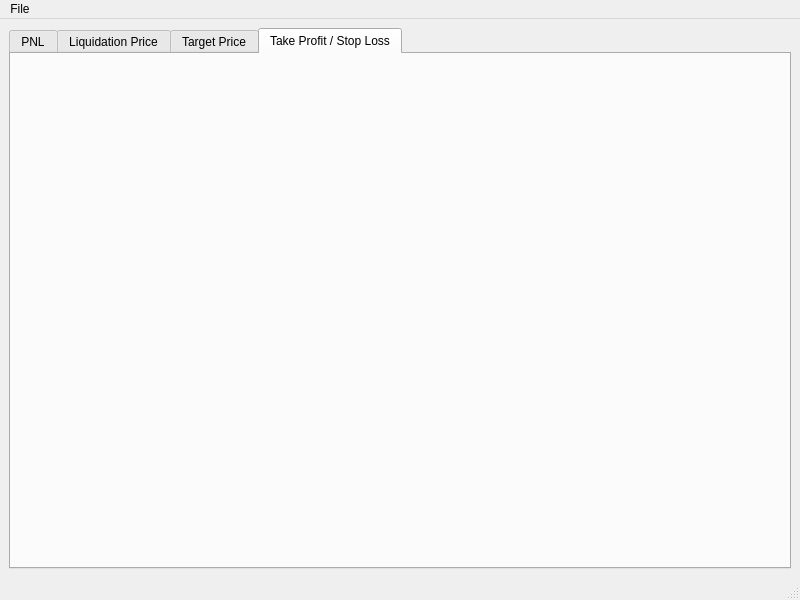
fjovanovic/Futures-Calculator, file FuturesCalculator/form.ui: the form before one commit.
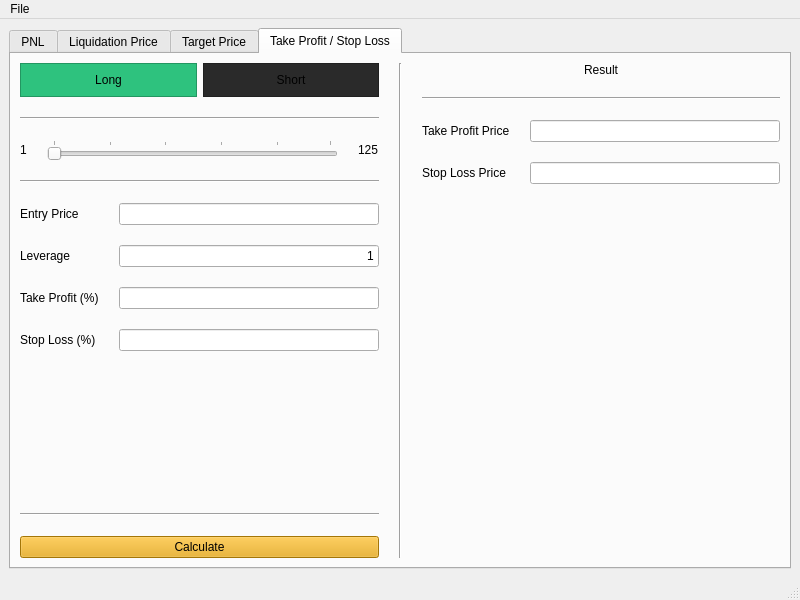
The form after the commit. The open tabs and pages were chosen to show the change. Icons and pictures are not drawn.

Diff of the .ui file:
```diff
--- a/FuturesCalculator/form.ui
+++ b/FuturesCalculator/form.ui
@@ -383,6 +383,315 @@
        <attribute name="title">
         <string>Take Profit / Stop Loss</string>
        </attribute>
+       <layout class="QHBoxLayout" name="horizontalLayout_12">
+        <property name="spacing">
+         <number>20</number>
+        </property>
+        <item>
+         <layout class="QVBoxLayout" name="verticalLayout_15">
+          <item>
+           <layout class="QHBoxLayout" name="horizontalLayout_10">
+            <property name="spacing">
+             <number>6</number>
+            </property>
+            <property name="sizeConstraint">
+             <enum>QLayout::SetMinimumSize</enum>
+            </property>
+            <item>
+             <widget class="QFrame" name="tpslLongFrame">
+              <property name="sizePolicy">
+               <sizepolicy hsizetype="Preferred" vsizetype="Fixed">
+                <horstretch>0</horstretch>
+                <verstretch>0</verstretch>
+               </sizepolicy>
+              </property>
+              <property name="styleSheet">
+               <string notr="true">background-color: rgb(46, 194, 126);</string>
+              </property>
+              <property name="frameShape">
+               <enum>QFrame::StyledPanel</enum>
+              </property>
+              <property name="frameShadow">
+               <enum>QFrame::Raised</enum>
+              </property>
+              <layout class="QVBoxLayout" name="verticalLayout_16">
+               <item>
+                <widget class="QLabel" name="label_32">
+                 <property name="sizePolicy">
+                  <sizepolicy hsizetype="Preferred" vsizetype="Fixed">
+                   <horstretch>0</horstretch>
+                   <verstretch>0</verstretch>
+                  </sizepolicy>
+                 </property>
+                 <property name="text">
+                  <string>Long</string>
+                 </property>
+                 <property name="alignment">
+                  <set>Qt::AlignCenter</set>
+                 </property>
+                </widget>
+               </item>
+              </layout>
+             </widget>
+            </item>
+            <item>
+             <widget class="QFrame" name="tpslShortFrame">
+              <property name="sizePolicy">
+               <sizepolicy hsizetype="Preferred" vsizetype="Fixed">
+                <horstretch>0</horstretch>
+                <verstretch>0</verstretch>
+               </sizepolicy>
+              </property>
+              <property name="styleSheet">
+               <string notr="true">background-color: rgb(42, 42, 42);</string>
+              </property>
+              <property name="frameShape">
+               <enum>QFrame::StyledPanel</enum>
+              </property>
+              <property name="frameShadow">
+               <enum>QFrame::Raised</enum>
+              </property>
+              <layout class="QVBoxLayout" name="verticalLayout_17">
+               <item>
+                <widget class="QLabel" name="label_33">
+                 <property name="sizePolicy">
+                  <sizepolicy hsizetype="Preferred" vsizetype="Fixed">
+                   <horstretch>0</horstretch>
+                   <verstretch>0</verstretch>
+                  </sizepolicy>
+                 </property>
+                 <property name="text">
+                  <string>Short</string>
+                 </property>
+                 <property name="alignment">
+                  <set>Qt::AlignCenter</set>
+                 </property>
+                </widget>
+               </item>
+              </layout>
+             </widget>
+            </item>
+           </layout>
+          </item>
+          <item>
+           <widget class="Line" name="line_16">
+            <property name="orientation">
+             <enum>Qt::Horizontal</enum>
+            </property>
+           </widget>
+          </item>
+          <item>
+           <layout class="QHBoxLayout" name="horizontalLayout_11">
+            <item>
+             <widget class="QLabel" name="label_34">
+              <property name="sizePolicy">
+               <sizepolicy hsizetype="Preferred" vsizetype="Fixed">
+                <horstretch>0</horstretch>
+                <verstretch>0</verstretch>
+               </sizepolicy>
+              </property>
+              <property name="text">
+               <string>1</string>
+              </property>
+             </widget>
+            </item>
+            <item>
+             <widget class="QSlider" name="tpslLeverageSlider">
+              <property name="minimum">
+               <number>1</number>
+              </property>
+              <property name="maximum">
+               <number>125</number>
+              </property>
+              <property name="orientation">
+               <enum>Qt::Horizontal</enum>
+              </property>
+              <property name="tickPosition">
+               <enum>QSlider::TicksAbove</enum>
+              </property>
+              <property name="tickInterval">
+               <number>25</number>
+              </property>
+             </widget>
+            </item>
+            <item>
+             <widget class="QLabel" name="label_35">
+              <property name="sizePolicy">
+               <sizepolicy hsizetype="Preferred" vsizetype="Fixed">
+                <horstretch>0</horstretch>
+                <verstretch>0</verstretch>
+               </sizepolicy>
+              </property>
+              <property name="text">
+               <string>125</string>
+              </property>
+             </widget>
+            </item>
+           </layout>
+          </item>
+          <item>
+           <widget class="Line" name="line_17">
+            <property name="orientation">
+             <enum>Qt::Horizontal</enum>
+            </property>
+           </widget>
+          </item>
+          <item>
+           <layout class="QFormLayout" name="formLayout_7">
+            <item row="0" column="0">
+             <widget class="QLabel" name="label_36">
+              <property name="text">
+               <string>Entry Price</string>
+              </property>
+             </widget>
+            </item>
+            <item row="1" column="0">
+             <widget class="QLabel" name="label_37">
+              <property name="text">
+               <string>Leverage</string>
+              </property>
+             </widget>
+            </item>
+            <item row="2" column="0">
+             <widget class="QLabel" name="label_38">
+              <property name="text">
+               <string>Take Profit (%)</string>
+              </property>
+             </widget>
+            </item>
+            <item row="3" column="0">
+             <widget class="QLabel" name="label_39">
+              <property name="text">
+               <string>Stop Loss (%)</string>
+              </property>
+             </widget>
+            </item>
+            <item row="0" column="1">
+             <widget class="QLineEdit" name="tpslEntryPrice">
+              <property name="alignment">
+               <set>Qt::AlignRight|Qt::AlignTrailing|Qt::AlignVCenter</set>
+              </property>
+             </widget>
+            </item>
+            <item row="1" column="1">
+             <widget class="QLineEdit" name="tpslLeverage">
+              <property name="text">
+               <string>1</string>
+              </property>
+              <property name="alignment">
+               <set>Qt::AlignRight|Qt::AlignTrailing|Qt::AlignVCenter</set>
+              </property>
+             </widget>
+            </item>
+            <item row="2" column="1">
+             <widget class="QLineEdit" name="tpslTakeProfit">
+              <property name="alignment">
+               <set>Qt::AlignRight|Qt::AlignTrailing|Qt::AlignVCenter</set>
+              </property>
+             </widget>
+            </item>
+            <item row="3" column="1">
+             <widget class="QLineEdit" name="tpslStopLoss">
+              <property name="alignment">
+               <set>Qt::AlignRight|Qt::AlignTrailing|Qt::AlignVCenter</set>
+              </property>
+             </widget>
+            </item>
+           </layout>
+          </item>
+          <item>
+           <widget class="Line" name="line_18">
+            <property name="orientation">
+             <enum>Qt::Horizontal</enum>
+            </property>
+           </widget>
+          </item>
+          <item>
+           <widget class="QPushButton" name="tpslCalculateBtn">
+            <property name="styleSheet">
+             <string notr="true">background-color: rgb(229, 165, 10);
+color: rgb(0, 0, 0);</string>
+            </property>
+            <property name="text">
+             <string>Calculate</string>
+            </property>
+           </widget>
+          </item>
+         </layout>
+        </item>
+        <item>
+         <widget class="Line" name="line_19">
+          <property name="orientation">
+           <enum>Qt::Vertical</enum>
+          </property>
+         </widget>
+        </item>
+        <item>
+         <layout class="QVBoxLayout" name="verticalLayout_18">
+          <item>
+           <widget class="QLabel" name="label_40">
+            <property name="sizePolicy">
+             <sizepolicy hsizetype="Preferred" vsizetype="Fixed">
+              <horstretch>0</horstretch>
+              <verstretch>0</verstretch>
+             </sizepolicy>
+            </property>
+            <property name="text">
+             <string>Result</string>
+            </property>
+            <property name="alignment">
+             <set>Qt::AlignCenter</set>
+            </property>
+           </widget>
+          </item>
+          <item>
+           <widget class="Line" name="line_20">
+            <property name="orientation">
+             <enum>Qt::Horizontal</enum>
+            </property>
+           </widget>
+          </item>
+          <item>
+           <layout class="QFormLayout" name="formLayout_8">
+            <item row="0" column="0">
+             <widget class="QLabel" name="label_41">
+              <property name="text">
+               <string>Take Profit Price</string>
+              </property>
+             </widget>
+            </item>
+            <item row="0" column="1">
+             <widget class="QLineEdit" name="tpslTakeProfitPrice">
+              <property name="alignment">
+               <set>Qt::AlignRight|Qt::AlignTrailing|Qt::AlignVCenter</set>
+              </property>
+              <property name="readOnly">
+               <bool>true</bool>
+              </property>
+             </widget>
+            </item>
+            <item row="1" column="0">
+             <widget class="QLabel" name="label_42">
+              <property name="text">
+               <string>Stop Loss Price</string>
+              </property>
+             </widget>
+            </item>
+            <item row="1" column="1">
+             <widget class="QLineEdit" name="tpslStopLossPrice">
+              <property name="alignment">
+               <set>Qt::AlignRight|Qt::AlignTrailing|Qt::AlignVCenter</set>
+              </property>
+              <property name="readOnly">
+               <bool>true</bool>
+              </property>
+             </widget>
+            </item>
+           </layout>
+          </item>
+         </layout>
+        </item>
+       </layout>
       </widget>
      </widget>
     </item>
```
Left out of the diff: 600 changed lines with no effect on the pictures.
